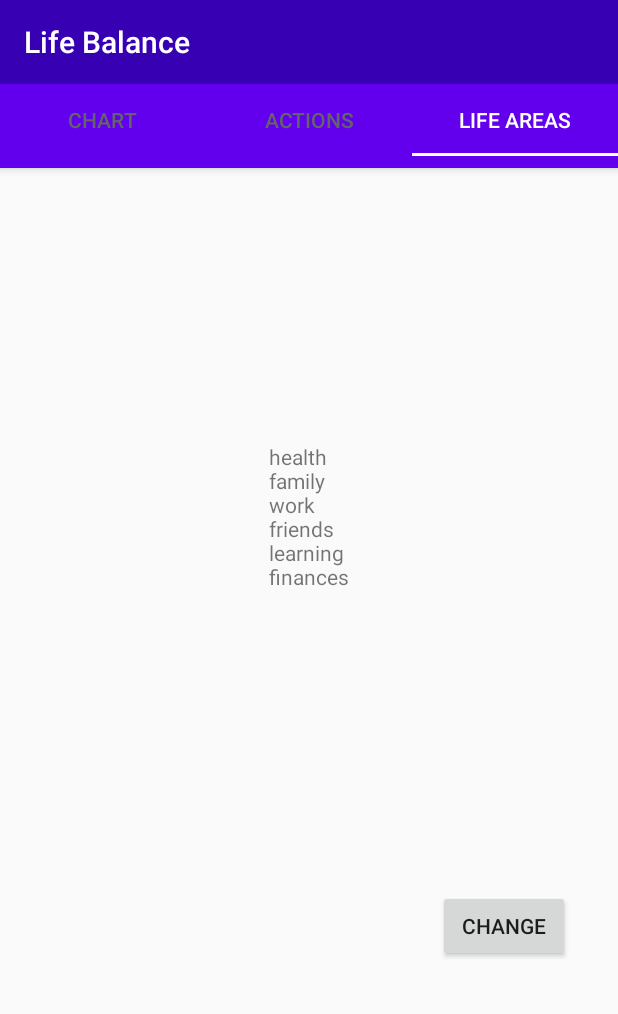
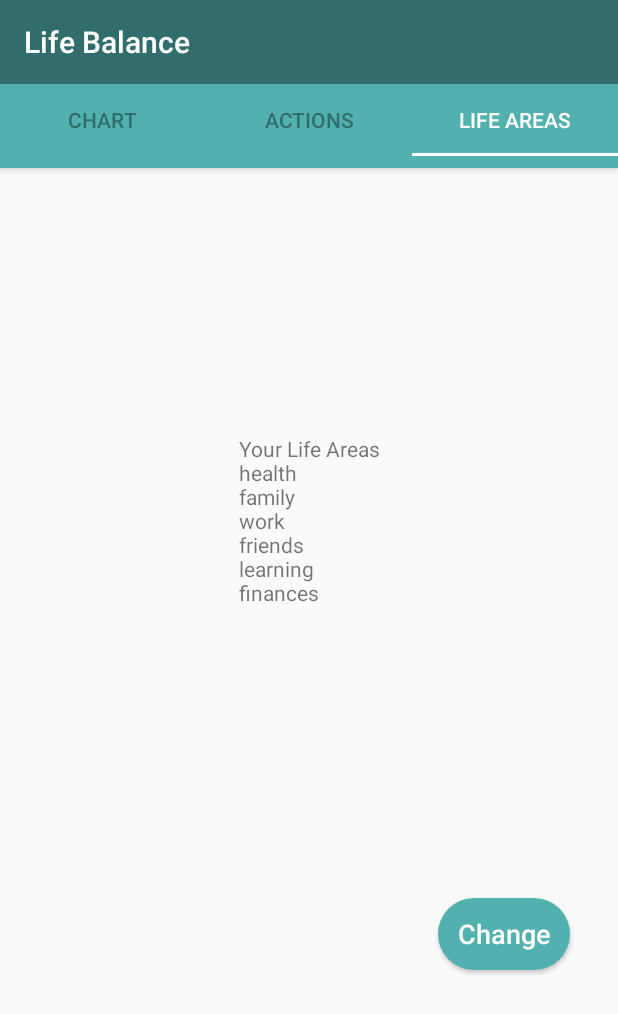
Before and after one commit to TaraPhelan/Assign5, an Android app: the screen it shows after launch (MainActivity), tab 3 chosen, on a phone screen of 412 x 824 dp. Shown: the top 1014 px of the screen. Run offline under Robolectric (Android 15) with nearby library versions, the phone set to English and light mode, and no system bars; our stand-ins replace Firebase (no records; nobody signed in at launch, a user with empty details on screens opened directly).

Commit message:
Buttons are styled

```diff
--- a/app/src/main/java/com/example/sdaassign52021taraphelan/LifeAreas.java
+++ b/app/src/main/java/com/example/sdaassign52021taraphelan/LifeAreas.java
@@ -119,6 +119,7 @@ public class LifeAreas extends Fragment {
         restoreDefaults.setVisibility(GONE);
 
         //adding text to the LifeAreasDisplay TextView
+        yourLifeAreas = getString(R.string.your_life_areas);
         setLifeAreasDisplay();
 
         restoreDefaults.setOnClickListener(new View.OnClickListener() {
--- /dev/null
+++ b/app/src/main/res/drawable/rounded_corners.xml
@@ -0,0 +1,6 @@
+<?xml version="1.0" encoding="utf-8"?>
+<!-- rounded button tutorial found at https://androideverywhere.com/tutorial/rounded-button-in-android-studio -->
+<shape xmlns:android="http://schemas.android.com/apk/res/android">
+        <corners android:radius="24dp" />
+        <solid android:color="@color/colorPrimary" />
+</shape>
--- a/app/src/main/res/layout/activity_main.xml
+++ b/app/src/main/res/layout/activity_main.xml
@@ -25,8 +25,9 @@
         android:minHeight="?attr/actionBarSize"
         app:tabGravity="fill"
         app:tabMode="fixed"
-        app:tabSelectedTextColor="@color/colorAccent"
-        app:tabTextColor="@color/tabText" />
+        app:tabSelectedTextColor="@color/activeTab"
+        app:tabIndicatorColor="@color/activeTab"
+        app:tabTextColor="@color/colorPrimaryDark" />
 
     <androidx.viewpager.widget.ViewPager
         android:id="@+id/pager"
--- a/app/src/main/res/layout/fragment_actions.xml
+++ b/app/src/main/res/layout/fragment_actions.xml
@@ -46,7 +46,14 @@
         android:layout_height="wrap_content"
         android:layout_marginEnd="32dp"
         android:layout_marginBottom="32dp"
+        android:background="@drawable/rounded_corners"
+        android:paddingStart="8dp"
+        android:paddingEnd="8dp"
         android:text="@string/save"
+        android:textAllCaps="false"
+        android:textColor="@color/activeTab"
+        android:textAlignment="center"
+        android:textSize="18sp"
         app:layout_constraintBottom_toBottomOf="parent"
         app:layout_constraintEnd_toEndOf="parent" />
 
--- a/app/src/main/res/layout/fragment_life_areas.xml
+++ b/app/src/main/res/layout/fragment_life_areas.xml
@@ -102,7 +102,14 @@
         android:layout_width="wrap_content"
         android:layout_height="wrap_content"
         android:layout_marginEnd="32dp"
+        android:background="@drawable/rounded_corners"
+        android:paddingStart="8dp"
+        android:paddingEnd="8dp"
         android:text="@string/save"
+        android:textAllCaps="false"
+        android:textColor="@color/activeTab"
+        android:textAlignment="center"
+        android:textSize="18sp"
         app:layout_constraintBottom_toTopOf="@+id/button2"
         app:layout_constraintEnd_toEndOf="parent"
         app:layout_constraintTop_toBottomOf="@+id/lifeArea6EditText" />
@@ -112,7 +119,14 @@
         android:layout_width="wrap_content"
         android:layout_height="wrap_content"
         android:layout_marginEnd="32dp"
+        android:background="@drawable/rounded_corners"
+        android:paddingStart="8dp"
+        android:paddingEnd="8dp"
         android:text="@string/change"
+        android:textAllCaps="false"
+        android:textColor="@color/activeTab"
+        android:textAlignment="center"
+        android:textSize="18sp"
         app:layout_constraintBottom_toBottomOf="parent"
         app:layout_constraintEnd_toEndOf="parent"
         app:layout_constraintTop_toBottomOf="@+id/button" />
@@ -122,7 +136,14 @@
         android:layout_width="wrap_content"
         android:layout_height="wrap_content"
         android:layout_marginEnd="32dp"
+        android:background="@drawable/rounded_corners"
+        android:paddingStart="8dp"
+        android:paddingEnd="8dp"
         android:text="@string/restore_defaults"
+        android:textAllCaps="false"
+        android:textColor="@color/activeTab"
+        android:textAlignment="center"
+        android:textSize="18sp"
         app:layout_constraintBaseline_toBaselineOf="@+id/button"
         app:layout_constraintEnd_toStartOf="@+id/button" />
 
--- a/app/src/main/res/values/colors.xml
+++ b/app/src/main/res/values/colors.xml
@@ -1,7 +1,7 @@
 <?xml version="1.0" encoding="utf-8"?>
 <resources>
-    <color name="colorPrimary">#6200EE</color>
-    <color name="colorPrimaryDark">#3700B3</color>
-    <color name="colorAccent">#FFFFFF</color>
-    <color name="tabText">#646468</color>
+    <color name="colorPrimary">#52B1AF</color>
+    <color name="colorPrimaryDark">#306D6C</color>
+    <color name="colorAccent">#FFCF70</color>
+    <color name="activeTab">#FFFFFF</color>
 </resources>
```
